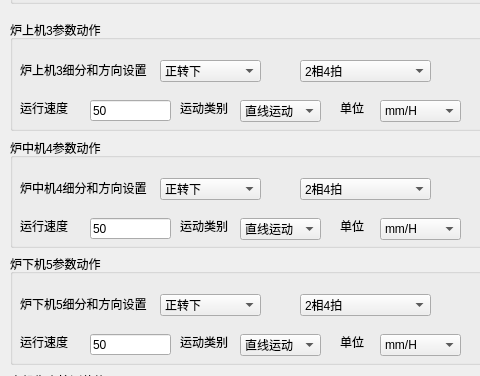
The window that ui/hearthwiremotor.ui (JcypVacant/-experiment-process-config) describes before a commit, drawn with Qt 5; both pictures show x 0 to 480 and y 316 to 692 of the 893 by 868 pixel window.
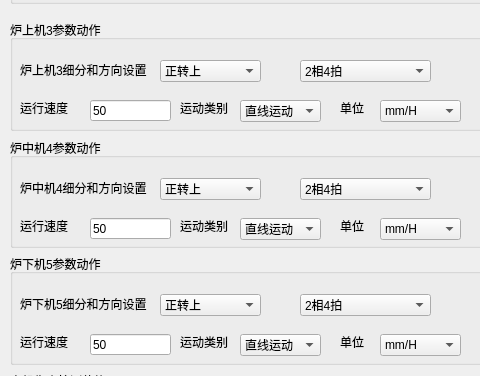
The same window after the commit.

The edit to the form file:
```diff
--- a/ui/hearthwiremotor.ui
+++ b/ui/hearthwiremotor.ui
@@ -637,7 +637,7 @@
     </property>
     <item>
      <property name="text">
-      <string>正转下</string>
+      <string>正转上</string>
      </property>
     </item>
     <item>
@@ -900,7 +900,7 @@
     </property>
     <item>
      <property name="text">
-      <string>正转下</string>
+      <string>正转上</string>
      </property>
     </item>
     <item>
@@ -1163,7 +1163,7 @@
     </property>
     <item>
      <property name="text">
-      <string>正转下</string>
+      <string>正转上</string>
      </property>
     </item>
     <item>
```
Left out of the diff: 6 changed lines with no effect on the pictures.
